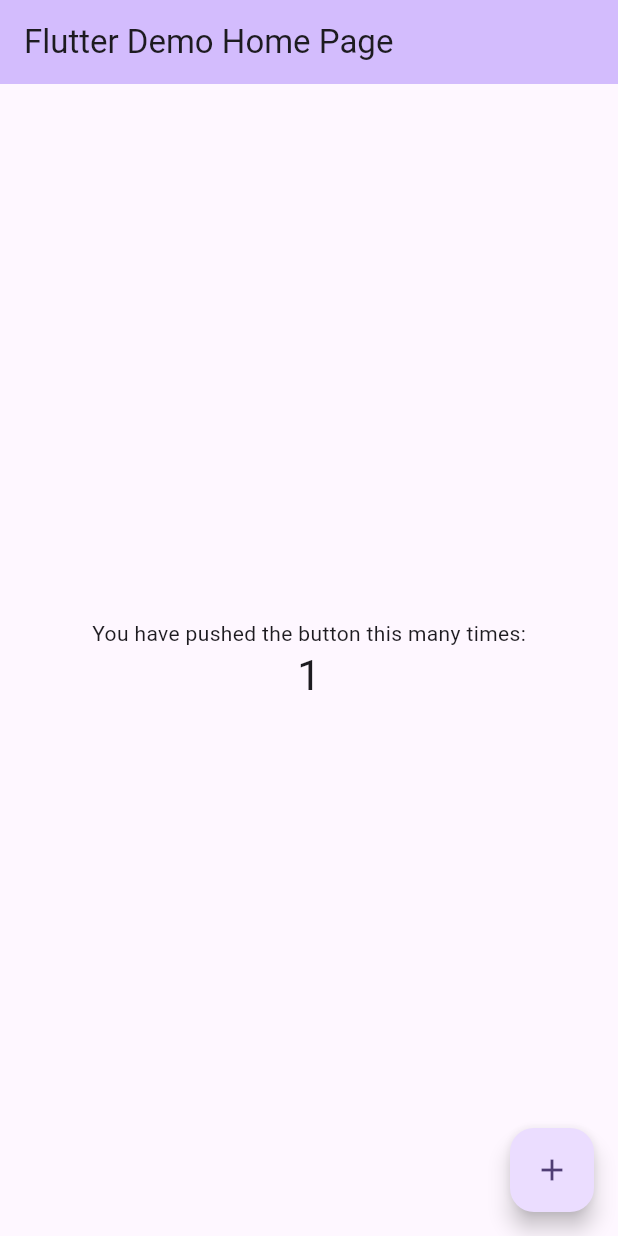
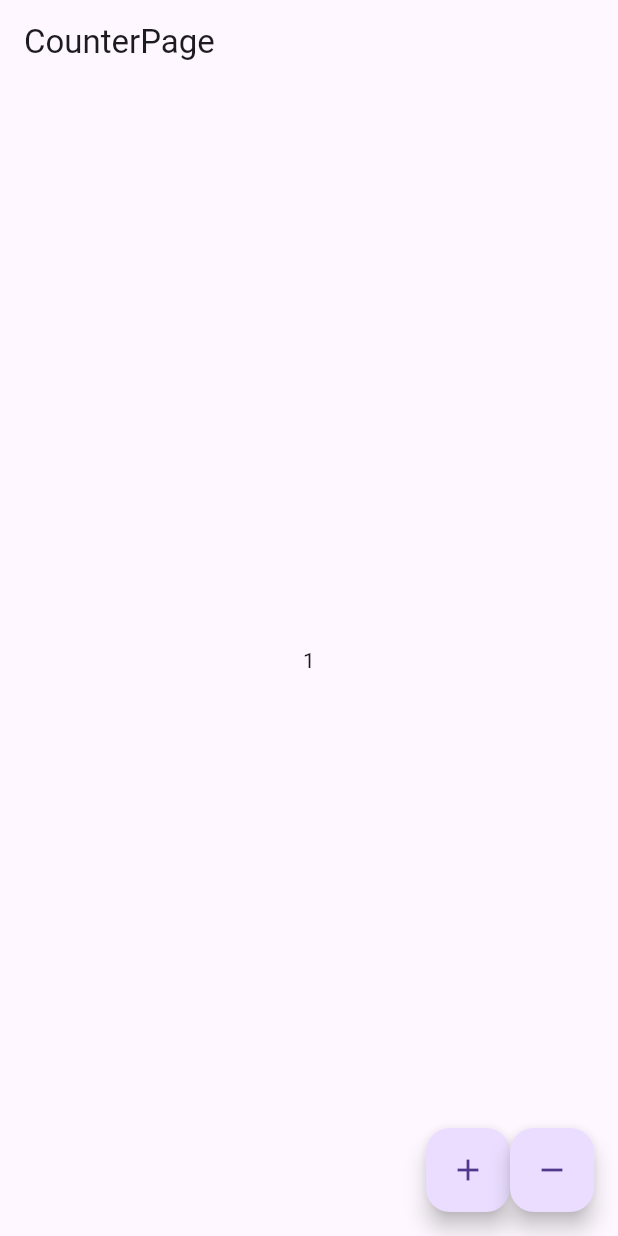
Before and after one commit to imhadiyal/statemanagement_getx, a Flutter app: the screen it shows after launch, after a tap on the "add" icon, on a phone screen of 412 x 824 dp. Run offline on Flutter 3.47's test engine with Material 3 defaults, Android fonts, the phone set to English and light mode, and no system bars; our stand-ins replace get.

```diff
--- /dev/null
+++ b/lib/app.dart
@@ -0,0 +1,16 @@
+import 'package:flutter/material.dart';
+import 'package:get/get.dart';
+
+import 'counter_page.dart';
+
+class MyApp extends StatelessWidget {
+  const MyApp({super.key});
+
+  @override
+  Widget build(BuildContext context) {
+    return const GetMaterialApp(
+      debugShowCheckedModeBanner: false,
+      home: CounterPage(),
+    );
+  }
+}
--- /dev/null
+++ b/lib/controller/counter_controller.dart
@@ -0,0 +1,27 @@
+import 'package:get/get.dart';
+
+import '../modals/counter_modals.dart';
+
+class CounterController extends GetxController {
+  CounterController() {
+    getval();
+  }
+
+  final CounterModal _counterModal = CounterModal();
+
+  RxInt count = 0.obs;
+
+  void getval() {
+    count.value = _counterModal.getdata;
+  }
+
+  void increment() {
+    _counterModal.setdata = count.value + 1;
+    getval();
+  }
+
+  void decrement() {
+    _counterModal.setdata = count.value - 1;
+    getval();
+  }
+}
--- /dev/null
+++ b/lib/counter_page.dart
@@ -0,0 +1,48 @@
+import 'package:flutter/material.dart';
+import 'package:get/get_state_manager/src/rx_flutter/rx_obx_widget.dart';
+
+import 'controller/counter_controller.dart';
+
+class CounterPage extends StatelessWidget {
+  const CounterPage({super.key});
+
+  @override
+  Widget build(BuildContext context) {
+    CounterController c = CounterController();
+    return Scaffold(
+      appBar: AppBar(
+        title: const Text('CounterPage'),
+      ),
+      body: Center(
+        child: Column(
+          crossAxisAlignment: CrossAxisAlignment.center,
+          mainAxisAlignment: MainAxisAlignment.center,
+          children: [
+            Obx(
+              () => Text(
+                c.count.value.toString(),
+              ),
+            ),
+          ],
+        ),
+      ),
+      floatingActionButton: Row(
+        mainAxisSize: MainAxisSize.min,
+        children: [
+          FloatingActionButton(
+            onPressed: () {
+              c.increment();
+            },
+            child: const Icon(Icons.add),
+          ),
+          FloatingActionButton(
+            onPressed: () {
+              c.decrement();
+            },
+            child: const Icon(Icons.remove),
+          )
+        ],
+      ),
+    );
+  }
+}
--- a/lib/main.dart
+++ b/lib/main.dart
@@ -1,125 +1,9 @@
 import 'package:flutter/material.dart';
 
+import 'app.dart';
+
 void main() {
-  runApp(const MyApp());
+  runApp(
+    const MyApp(),
+  );
 }
-
-class MyApp extends StatelessWidget {
-  const MyApp({super.key});
-
-  // This widget is the root of your application.
-  @override
-  Widget build(BuildContext context) {
-    return MaterialApp(
-      title: 'Flutter Demo',
-      theme: ThemeData(
-        // This is the theme of your application.
-        //
-        // TRY THIS: Try running your application with "flutter run". You'll see
-        // the application has a purple toolbar. Then, without quitting the app,
-        // try changing the seedColor in the colorScheme below to Colors.green
-        // and then invoke "hot reload" (save your changes or press the "hot
-        // reload" button in a Flutter-supported IDE, or press "r" if you used
-        // the command line to start the app).
-        //
-        // Notice that the counter didn't reset back to zero; the application
-        // state is not lost during the reload. To reset the state, use hot
-        // restart instead.
-        //
-        // This works for code too, not just values: Most code changes can be
-        // tested with just a hot reload.
-        colorScheme: ColorScheme.fromSeed(seedColor: Colors.deepPurple),
-        useMaterial3: true,
-      ),
-      home: const MyHomePage(title: 'Flutter Demo Home Page'),
-    );
-  }
-}
-
-class MyHomePage extends StatefulWidget {
-  const MyHomePage({super.key, required this.title});
-
-  // This widget is the home page of your application. It is stateful, meaning
-  // that it has a State object (defined below) that contains fields that affect
-  // how it looks.
-
-  // This class is the configuration for the state. It holds the values (in this
-  // case the title) provided by the parent (in this case the App widget) and
-  // used by the build method of the State. Fields in a Widget subclass are
-  // always marked "final".
-
-  final String title;
-
-  @override
-  State<MyHomePage> createState() => _MyHomePageState();
-}
-
-class _MyHomePageState extends State<MyHomePage> {
-  int _counter = 0;
-
-  void _incrementCounter() {
-    setState(() {
-      // This call to setState tells the Flutter framework that something has
-      // changed in this State, which causes it to rerun the build method below
-      // so that the display can reflect the updated values. If we changed
-      // _counter without calling setState(), then the build method would not be
-      // called again, and so nothing would appear to happen.
-      _counter++;
-    });
-  }
-
-  @override
-  Widget build(BuildContext context) {
-    // This method is rerun every time setState is called, for instance as done
-    // by the _incrementCounter method above.
-    //
-    // The Flutter framework has been optimized to make rerunning build methods
-    // fast, so that you can just rebuild anything that needs updating rather
-    // than having to individually change instances of widgets.
-    return Scaffold(
-      appBar: AppBar(
-        // TRY THIS: Try changing the color here to a specific color (to
-        // Colors.amber, perhaps?) and trigger a hot reload to see the AppBar
-        // change color while the other colors stay the same.
-        backgroundColor: Theme.of(context).colorScheme.inversePrimary,
-        // Here we take the value from the MyHomePage object that was created by
-        // the App.build method, and use it to set our appbar title.
-        title: Text(widget.title),
-      ),
-      body: Center(
-        // Center is a layout widget. It takes a single child and positions it
-        // in the middle of the parent.
-        child: Column(
-          // Column is also a layout widget. It takes a list of children and
-          // arranges them vertically. By default, it sizes itself to fit its
-          // children horizontally, and tries to be as tall as its parent.
-          //
-          // Column has various properties to control how it sizes itself and
-          // how it positions its children. Here we use mainAxisAlignment to
-          // center the children vertically; the main axis here is the vertical
-          // axis because Columns are vertical (the cross axis would be
-          // horizontal).
-          //
-          // TRY THIS: Invoke "debug painting" (choose the "Toggle Debug Paint"
-          // action in the IDE, or press "p" in the console), to see the
-          // wireframe for each widget.
-          mainAxisAlignment: MainAxisAlignment.center,
-          children: <Widget>[
-            const Text(
-              'You have pushed the button this many times:',
-            ),
-            Text(
-              '$_counter',
-              style: Theme.of(context).textTheme.headlineMedium,
-            ),
-          ],
-        ),
-      ),
-      floatingActionButton: FloatingActionButton(
-        onPressed: _incrementCounter,
-        tooltip: 'Increment',
-        child: const Icon(Icons.add),
-      ), // This trailing comma makes auto-formatting nicer for build methods.
-    );
-  }
-}
--- /dev/null
+++ b/lib/modals/counter_modals.dart
@@ -0,0 +1,8 @@
+class CounterModal {
+  int _counter = 0;
+  set setdata(int counter) {
+    _counter = counter;
+  }
+
+  int get getdata => _counter;
+}
--- a/pubspec.yaml
+++ b/pubspec.yaml
@@ -35,6 +35,8 @@ dependencies:
   # The following adds the Cupertino Icons font to your application.
   # Use with the CupertinoIcons class for iOS style icons.
   cupertino_icons: ^1.0.6
+  provider: ^6.1.2
+  get: ^4.6.6
 
 dev_dependencies:
   flutter_test:
```
Also changed, not shown: pubspec.lock, 1 other file.
